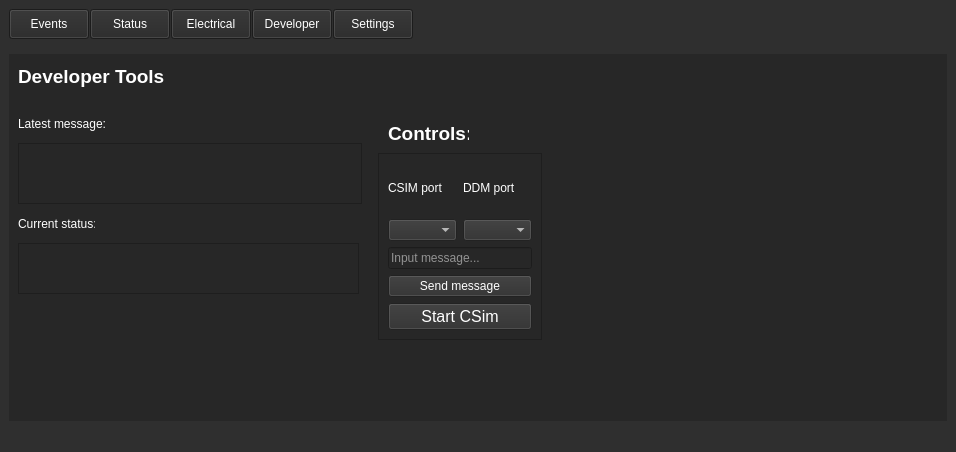
Old version of the form weapon-system-support-software/mainwindow.ui in the repository Team-Controller-NAU/Controller.
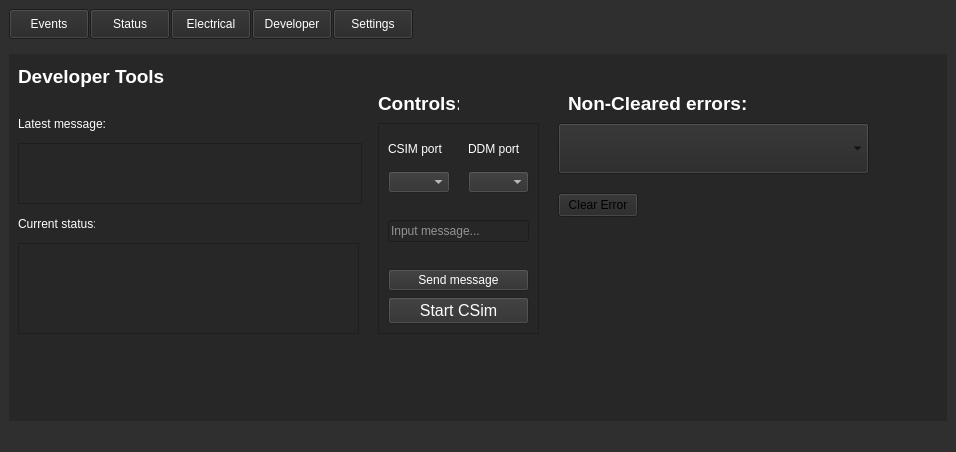
New version of the form. The open tabs and pages were chosen to show the change.

```diff
--- a/weapon-system-support-software/mainwindow.ui
+++ b/weapon-system-support-software/mainwindow.ui
@@ -503,8 +503,8 @@
             <widget class="QLabel" name="controls_header">
              <property name="geometry">
               <rect>
-               <x>370</x>
-               <y>60</y>
+               <x>360</x>
+               <y>30</y>
                <width>81</width>
                <height>21</height>
               </rect>
@@ -526,9 +526,9 @@
              <property name="geometry">
               <rect>
                <x>360</x>
-               <y>90</y>
-               <width>164</width>
-               <height>187</height>
+               <y>60</y>
+               <width>161</width>
+               <height>211</height>
               </rect>
              </property>
              <property name="frameShape">
@@ -538,6 +538,50 @@
               <enum>QFrame::Raised</enum>
              </property>
              <layout class="QGridLayout" name="gridLayout_2">
+              <item row="9" column="0" colspan="4">
+               <widget class="QPushButton" name="send_message_button">
+                <property name="styleSheet">
+                 <string notr="true">background-color: rgb(47, 47, 47);
+color: rgb(255, 255, 255);
+border-color: rgb(255, 255, 255);
+border-top-color: rgb(255, 255, 255);
+border-right-color: rgb(255, 255, 255);</string>
+                </property>
+                <property name="text">
+                 <string>Send message</string>
+                </property>
+               </widget>
+              </item>
+              <item row="2" column="3">
+               <widget class="QComboBox" name="ddm_port_selection">
+                <property name="styleSheet">
+                 <string notr="true">background-color: rgb(47, 47, 47);
+color: rgb(255, 255, 255);
+border-color: rgb(255, 255, 255);
+border-top-color: rgb(255, 255, 255);
+border-right-color: rgb(255, 255, 255);</string>
+                </property>
+               </widget>
+              </item>
+              <item row="10" column="0" colspan="4">
+               <widget class="QPushButton" name="CSim_button">
+                <property name="font">
+                 <font>
+                  <pointsize>12</pointsize>
+                 </font>
+                </property>
+                <property name="styleSheet">
+                 <string notr="true">background-color: rgb(47, 47, 47);
+color: rgb(255, 255, 255);
+border-color: rgb(255, 255, 255);
+border-top-color: rgb(255, 255, 255);
+border-right-color: rgb(255, 255, 255);</string>
+                </property>
+                <property name="text">
+                 <string>Start CSim</string>
+                </property>
+               </widget>
+              </item>
               <item row="0" column="0">
                <widget class="QLabel" name="controls_title">
                 <property name="styleSheet">
@@ -548,7 +592,7 @@
                 </property>
                </widget>
               </item>
-              <item row="0" column="1">
+              <item row="0" column="3">
                <widget class="QLabel" name="controls_title_1">
                 <property name="styleSheet">
                  <string notr="true">color: rgb(255, 255, 255);</string>
@@ -558,29 +602,7 @@
                 </property>
                </widget>
               </item>
-              <item row="1" column="0">
-               <widget class="QComboBox" name="csim_port_selection">
-                <property name="styleSheet">
-                 <string notr="true">background-color: rgb(47, 47, 47);
-color: rgb(255, 255, 255);
-border-color: rgb(255, 255, 255);
-border-top-color: rgb(255, 255, 255);
-border-right-color: rgb(255, 255, 255);</string>
-                </property>
-               </widget>
-              </item>
-              <item row="1" column="1">
-               <widget class="QComboBox" name="ddm_port_selection">
-                <property name="styleSheet">
-                 <string notr="true">background-color: rgb(47, 47, 47);
-color: rgb(255, 255, 255);
-border-color: rgb(255, 255, 255);
-border-top-color: rgb(255, 255, 255);
-border-right-color: rgb(255, 255, 255);</string>
-                </property>
-               </widget>
-              </item>
-              <item row="3" column="0" colspan="2">
+              <item row="7" column="0" rowspan="2" colspan="4">
                <widget class="QLineEdit" name="message_contents">
                 <property name="styleSheet">
                  <string notr="true">color: rgb(255, 255, 255);
@@ -592,36 +614,14 @@
                 </property>
                </widget>
               </item>
-              <item row="4" column="0" colspan="2">
-               <widget class="QPushButton" name="send_message_button">
+              <item row="2" column="0">
+               <widget class="QComboBox" name="csim_port_selection">
                 <property name="styleSheet">
                  <string notr="true">background-color: rgb(47, 47, 47);
 color: rgb(255, 255, 255);
 border-color: rgb(255, 255, 255);
 border-top-color: rgb(255, 255, 255);
 border-right-color: rgb(255, 255, 255);</string>
-                </property>
-                <property name="text">
-                 <string>Send message</string>
-                </property>
-               </widget>
-              </item>
-              <item row="5" column="0" colspan="2">
-               <widget class="QPushButton" name="CSim_button">
-                <property name="font">
-                 <font>
-                  <pointsize>12</pointsize>
-                 </font>
-                </property>
-                <property name="styleSheet">
-                 <string notr="true">background-color: rgb(47, 47, 47);
-color: rgb(255, 255, 255);
-border-color: rgb(255, 255, 255);
-border-top-color: rgb(255, 255, 255);
-border-right-color: rgb(255, 255, 255);</string>
-                </property>
-                <property name="text">
-                 <string>Start CSim</string>
                 </property>
                </widget>
               </item>
@@ -649,7 +649,7 @@
                <x>0</x>
                <y>180</y>
                <width>341</width>
-               <height>51</height>
+               <height>91</height>
               </rect>
              </property>
              <property name="styleSheet">
@@ -661,6 +661,51 @@
               <bool>true</bool>
              </property>
             </widget>
+            <widget class="QLabel" name="controls_header_2">
+             <property name="geometry">
+              <rect>
+               <x>550</x>
+               <y>20</y>
+               <width>191</width>
+               <height>41</height>
+              </rect>
+             </property>
+             <property name="font">
+              <font>
+               <pointsize>14</pointsize>
+               <bold>true</bold>
+              </font>
+             </property>
+             <property name="styleSheet">
+              <string notr="true">color: rgb(255, 255, 255);</string>
+             </property>
+             <property name="text">
+              <string>Non-Cleared errors:</string>
+             </property>
+            </widget>
+            <widget class="QComboBox" name="non_cleared_error_selection">
+             <property name="geometry">
+              <rect>
+               <x>540</x>
+               <y>60</y>
+               <width>311</width>
+               <height>51</height>
+              </rect>
+             </property>
+            </widget>
+            <widget class="QPushButton" name="clear_error_button">
+             <property name="geometry">
+              <rect>
+               <x>540</x>
+               <y>130</y>
+               <width>80</width>
+               <height>24</height>
+              </rect>
+             </property>
+             <property name="text">
+              <string>Clear Error</string>
+             </property>
+            </widget>
            </widget>
            <widget class="QWidget" name="Settings_Page">
             <property name="sizePolicy">
```
